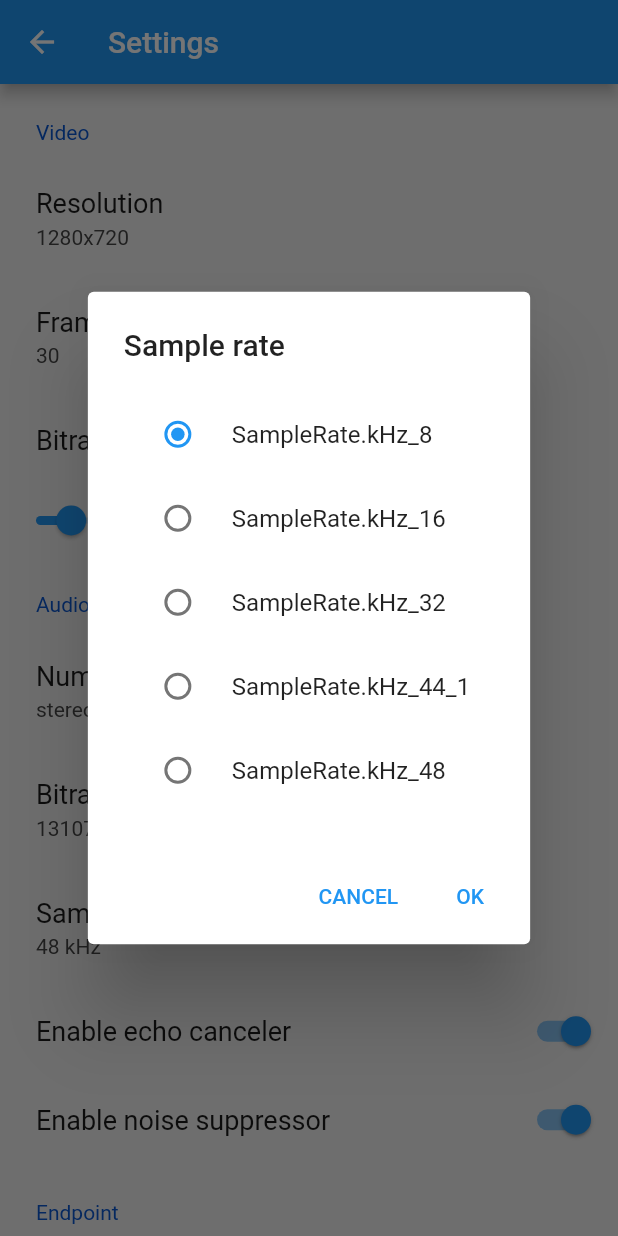
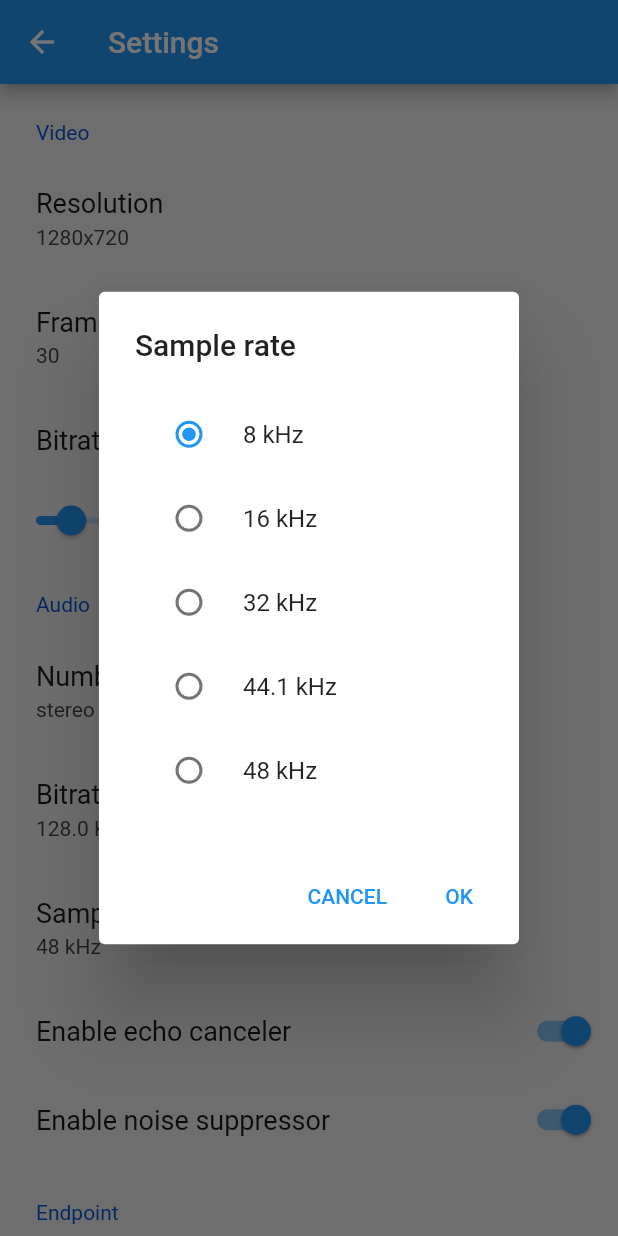
Before and after one commit to vasylbavza/api.video-flutter-live-stream, a Flutter app: the SettingsScreen screen opened directly with empty values, after a tap on "Sample rate", on a phone screen of 412 x 824 dp. Run offline on Flutter 3.47's test engine with Material 2 defaults, Android fonts, the phone set to English and light mode, and no system bars; drawn by our look-alikes of settings_ui.

Commit message:
fix(example): fix few settings display (sample rates, bitrate)

```diff
--- a/example/lib/settings_screen.dart
+++ b/example/lib/settings_screen.dart
@@ -151,7 +151,7 @@ class _SettingsScreenState extends State<SettingsScreen> {
                             return RadioAlertWidget(
                                 title: "Bitrate",
                                 values: audioBitrateList
-                                    .map((e) => "${e / 1000} Kbps")
+                                    .map((e) => Params.bitrateToPrettyString(e))
                                     .toList());
                           }).then((value) {
                         if (value != null) {
--- a/example/lib/types/params.dart
+++ b/example/lib/types/params.dart
@@ -11,7 +11,7 @@ class Params {
     fps: 30,
   );
   final AudioParameters audio = AudioParameters(
-      bitrate: 128 * 1024,
+      bitrate: 128 * 1000,
       channel: Channel.stereo,
       sampleRate: SampleRate.kHz_48);
   String? rtmpUrl;
@@ -25,8 +25,12 @@ class Params {
     return audio.channel.toPrettyString();
   }
 
+  static String bitrateToPrettyString(int bitrate) {
+    return "${bitrate / 1000} Kbps";
+  }
+
   String getBitrateToString() {
-    return "${audio.bitrate} Kbps";
+    return bitrateToPrettyString(audio.bitrate);
   }
 
   String getSampleRateToString() {
--- a/example/lib/types/sample_rate.dart
+++ b/example/lib/types/sample_rate.dart
@@ -3,7 +3,7 @@ import 'package:apivideo_live_stream/apivideo_live_stream.dart';
 List<String> sampleRatesToPrettyString() {
   List<String> list = [];
   for (final res in SampleRate.values) {
-    var str = res.toString();
+    var str = res.toPrettyString();
     list.add(str);
   }
 
```
